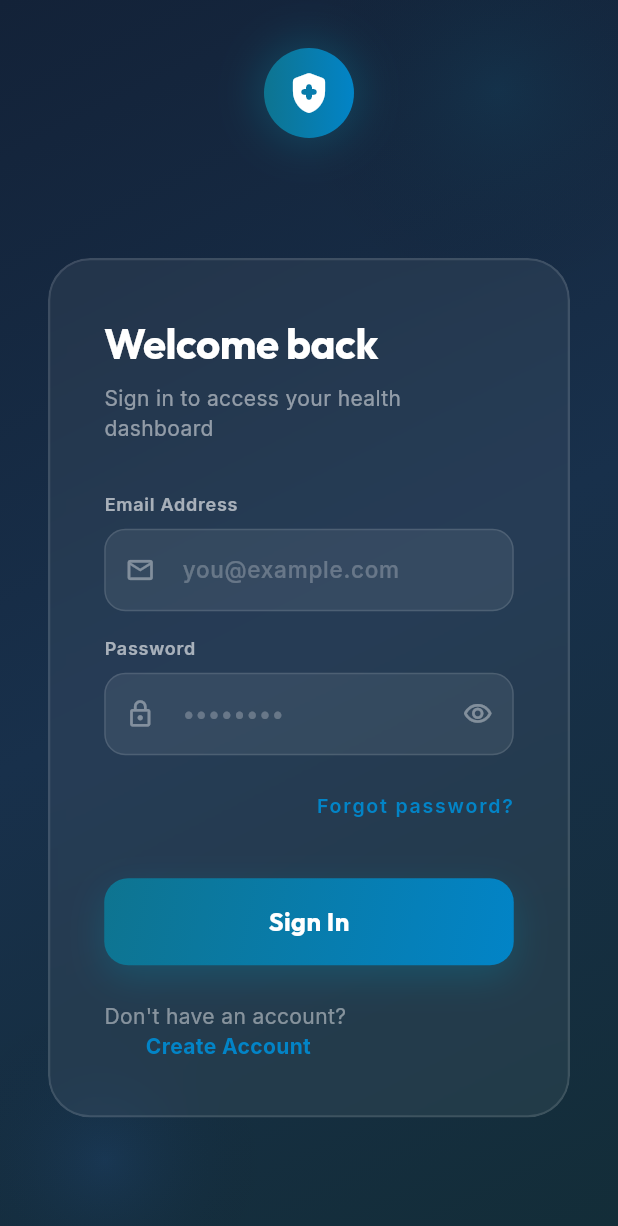
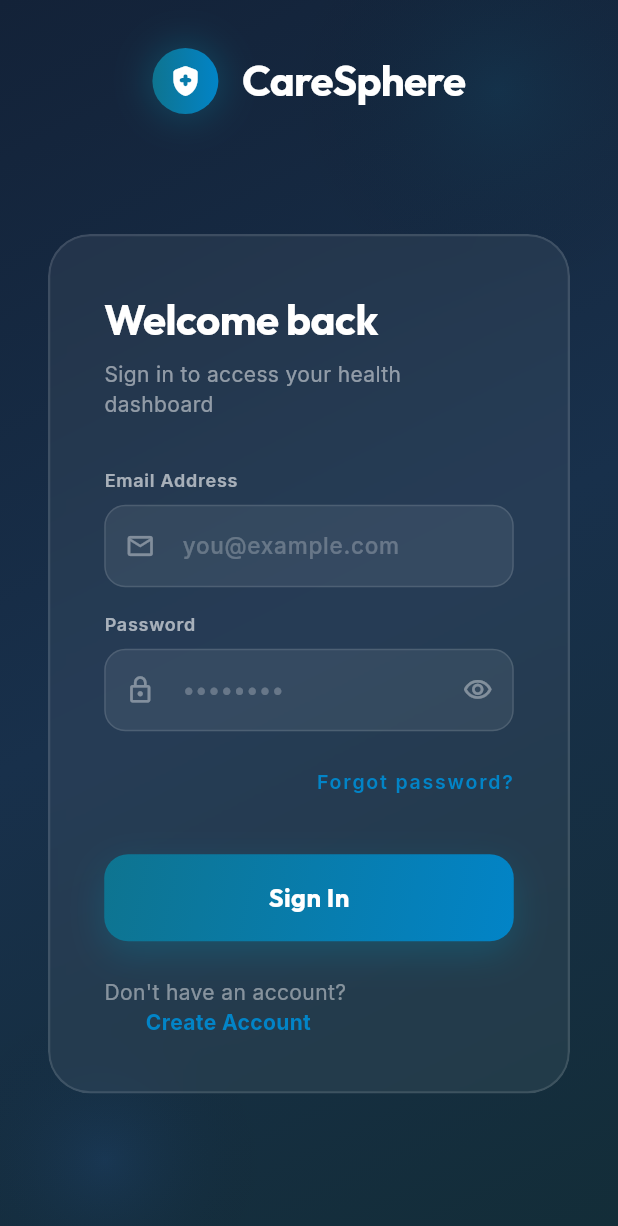
Before and after one commit to ah7546870-pixel/CareSphere, a Flutter app: the LoginScreen screen opened by its route, on a phone screen of 412 x 824 dp. Shown: the top 1226 px of the screen. Run offline on Flutter 3.47's test engine with Material 3 defaults, Android fonts, the phone set to English and light mode, and no system bars; our stand-ins replace fl_chart, flutter_riverpod, go_router, google_fonts, percent_indicator, shared_preferences and 2 more; accounts and stored records are empty.

Commit message:
fix(ui): align logo directly next to CareSphere title text

```diff
--- a/lib/ui/screens/auth/login_screen.dart
+++ b/lib/ui/screens/auth/login_screen.dart
@@ -144,11 +144,17 @@ class _LoginScreenState extends ConsumerState<LoginScreen>
           crossAxisAlignment:
               compact ? CrossAxisAlignment.center : CrossAxisAlignment.start,
           children: [
-            // Logo
-            Center(
-              child: Container(
-                width: compact ? 60 : 72,
-                height: compact ? 60 : 72,
+            // Brand Logo & Title Lockup
+            FittedBox(
+              fit: BoxFit.scaleDown,
+              alignment: compact ? Alignment.center : Alignment.centerLeft,
+              child: Row(
+                mainAxisSize: MainAxisSize.min,
+                crossAxisAlignment: CrossAxisAlignment.center,
+                children: [
+                  Container(
+                    width: compact ? 44 : 52,
+                    height: compact ? 44 : 52,
                     decoration: BoxDecoration(
                       shape: BoxShape.circle,
                       gradient: const LinearGradient(
@@ -157,28 +163,33 @@ class _LoginScreenState extends ConsumerState<LoginScreen>
                       boxShadow: [
                         BoxShadow(
                           color: AppTheme.primaryTeal.withValues(alpha: 0.4),
-                      blurRadius: 24,
-                      spreadRadius: 4,
+                          blurRadius: 20,
+                          spreadRadius: 3,
                         ),
                       ],
                     ),
-                child: Icon(Icons.health_and_safety_rounded,
-                    size: compact ? 32 : 38, color: Colors.white),
+                    child: Icon(
+                      Icons.health_and_safety_rounded,
+                      size: compact ? 24 : 28,
+                      color: Colors.white,
                     ),
                   ),
-            SizedBox(height: compact ? 16 : 28),
-            if (!compact) ...[
-              const Text(
+                  const SizedBox(width: 16),
+                  Text(
                     'CareSphere',
                     style: TextStyle(
-                  fontSize: 40,
+                      fontSize: compact ? 28 : 40,
                       fontWeight: FontWeight.bold,
                       color: Colors.white,
                       fontFamily: 'Outfit',
                       letterSpacing: -0.5,
                     ),
                   ),
-              const SizedBox(height: 12),
+                ],
+              ),
+            ),
+            const SizedBox(height: 16),
+            if (!compact) ...[
               Text(
                 'The intelligent health guardian\nfor your family.',
                 style: TextStyle(
```
Lines whose indentation alone changed are shown as unchanged.
